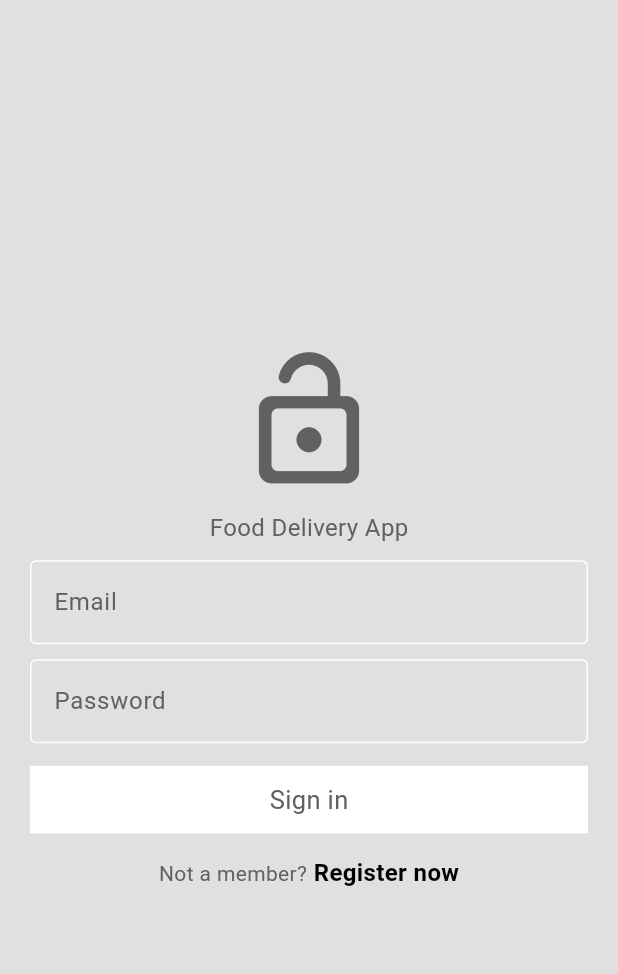
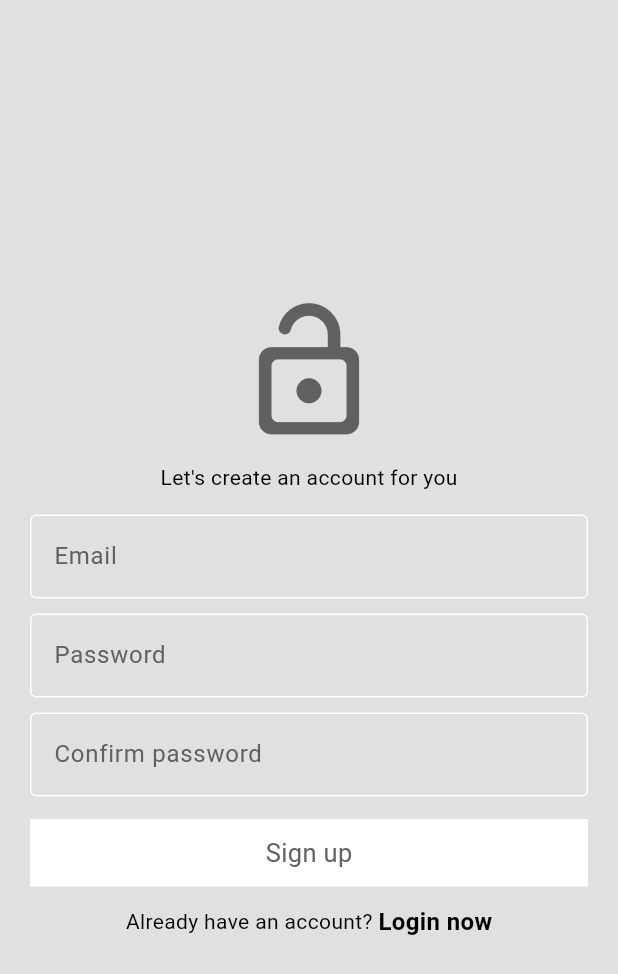
Before and after one commit to FaiziBytes/food-delivery, a Flutter app: the screen it shows after launch, after a tap on "Register now", on a phone screen of 412 x 824 dp. Shown: the top 974 px of the screen. Run offline on Flutter 3.47's test engine with Material 3 defaults, Android fonts, the phone set to English and light mode, and no system bars.

Commit message:
Added a login or Register page which checks it

```diff
--- /dev/null
+++ b/food_delivery/lib/auth/login_or_register.dart
@@ -0,0 +1,30 @@
+import 'package:flutter/material.dart';
+import 'package:food_delivery/login.dart';
+import 'package:food_delivery/register.dart';
+
+
+class LoginOrRegister extends StatefulWidget {
+  const LoginOrRegister({super.key});
+
+  @override
+  State<LoginOrRegister> createState() => _LoginOrRegisterState();
+}
+
+class _LoginOrRegisterState extends State<LoginOrRegister> {
+  bool showLoginPage = true;
+
+  togglepages(){
+    setState(() {
+      showLoginPage = !showLoginPage;
+    });
+  }
+  @override
+  Widget build(BuildContext context) {
+    if(showLoginPage){
+      return LoginPage(onTap: togglepages,);
+    }
+    else{
+      return Register(onTap: togglepages,);
+    }
+  }
+}
--- a/food_delivery/lib/components/button.dart
+++ b/food_delivery/lib/components/button.dart
@@ -1,9 +1,12 @@
 import 'package:flutter/material.dart';
 
+// ignore: must_be_immutable
 class Button extends StatelessWidget {
   VoidCallback onTap;
+  String? text;
   Button({super.key,
-  required this.onTap
+  required this.onTap,
+  required this.text
   });
 
   @override
@@ -18,7 +21,7 @@ class Button extends StatelessWidget {
           width: double.infinity,
           padding: EdgeInsets.all(10),
           child: Center(
-            child: Text("Sign in",
+            child: Text(text!,
              style: TextStyle(
               fontSize: 17,
               color: Theme.of(context).colorScheme.inversePrimary,
--- a/food_delivery/lib/login.dart
+++ b/food_delivery/lib/login.dart
@@ -5,8 +5,12 @@ import 'package:food_delivery/components/button.dart';
 import 'package:food_delivery/components/textfield.dart';
 
 
+// ignore: must_be_immutable
 class LoginPage extends StatelessWidget {
-   LoginPage({super.key});
+   void Function()? onTap;
+   LoginPage({super.key,
+   required this.onTap,
+   });
    final TextEditingController emailController = TextEditingController();
    final TextEditingController passwordController = TextEditingController();
 
@@ -33,7 +37,7 @@ class LoginPage extends StatelessWidget {
           SizedBox(height: 10,),
           CustomTextField(hintText: "Password", controller: passwordController, obscureText: true),
           SizedBox(height: 15,),
-          Button(onTap: (){print("Signed in");},),
+          Button(onTap: (){print("Signed in");}, text: "Sign in",),
           SizedBox(height: 15,),
           Row(
             mainAxisAlignment: MainAxisAlignment.center,
@@ -45,9 +49,7 @@ class LoginPage extends StatelessWidget {
               ),
               ),
               GestureDetector(
-                onTap: (){
-                  print("clicked");
-                },
+                onTap: onTap,
                 child: Text(" Register now",
                 style: TextStyle(
                   fontSize: 16,
--- a/food_delivery/lib/main.dart
+++ b/food_delivery/lib/main.dart
@@ -1,5 +1,7 @@
 import 'package:flutter/material.dart';
-import 'package:food_delivery/login.dart';
+import 'package:food_delivery/auth/login_or_register.dart';
+
+
 import 'package:food_delivery/themes/themeprovider.dart';
 import 'package:provider/provider.dart';
 
@@ -19,7 +21,7 @@ class MyApp extends StatelessWidget {
   Widget build(BuildContext context) {
     return MaterialApp(
       debugShowCheckedModeBanner: false,
-      home: LoginPage(),
+      home: LoginOrRegister(),
       theme: Provider.of<Themeprovider>(context).themeData,
     );
   }
--- /dev/null
+++ b/food_delivery/lib/register.dart
@@ -0,0 +1,58 @@
+// ignore_for_file: deprecated_member_use, avoid_print
+
+import 'package:flutter/material.dart';
+import 'package:food_delivery/components/button.dart';
+import 'package:food_delivery/components/textfield.dart';
+// ignore: must_be_immutable
+class Register extends StatelessWidget {
+   void Function()? onTap;
+   Register({super.key,
+   required this.onTap});
+
+  TextEditingController emailController = TextEditingController();
+    TextEditingController password = TextEditingController();
+      TextEditingController confirmPasswordController = TextEditingController();
+
+  @override
+  Widget build(BuildContext context) {
+    return Scaffold(
+      backgroundColor: Theme.of(context).colorScheme.background,
+      body: Column(
+        mainAxisAlignment: MainAxisAlignment.center,
+        crossAxisAlignment: CrossAxisAlignment.center,
+        children: [
+          Icon(Icons.lock_open_rounded,
+          size: 100,
+          color: Theme.of(context).colorScheme.inversePrimary,),
+          const SizedBox(height: 10,),
+          Text("Let's create an account for you",),
+          SizedBox(height: 15,),
+          CustomTextField(hintText: "Email", controller: emailController, obscureText: false),
+          SizedBox(height: 10,),
+          CustomTextField(hintText: "Password", controller: emailController, obscureText: true),
+          SizedBox(height: 10,),
+          CustomTextField(hintText: "Confirm password", controller: emailController, obscureText: true),
+          SizedBox(height: 15,),
+          Button(onTap: (){}, text: "Sign up",),
+          SizedBox(height: 12,),
+          Row(
+            mainAxisAlignment: MainAxisAlignment.center,
+            crossAxisAlignment: CrossAxisAlignment.center,
+            children: [
+              Text("Already have an account? "),
+              GestureDetector(
+              onTap: onTap,
+              child: Text("Login now",
+              style: TextStyle(
+                fontWeight: FontWeight.bold,
+                fontSize: 16,
+              ),
+              ),
+              ),
+
+            ],
+          )
+      ],),
+    );
+  }
+}
```
